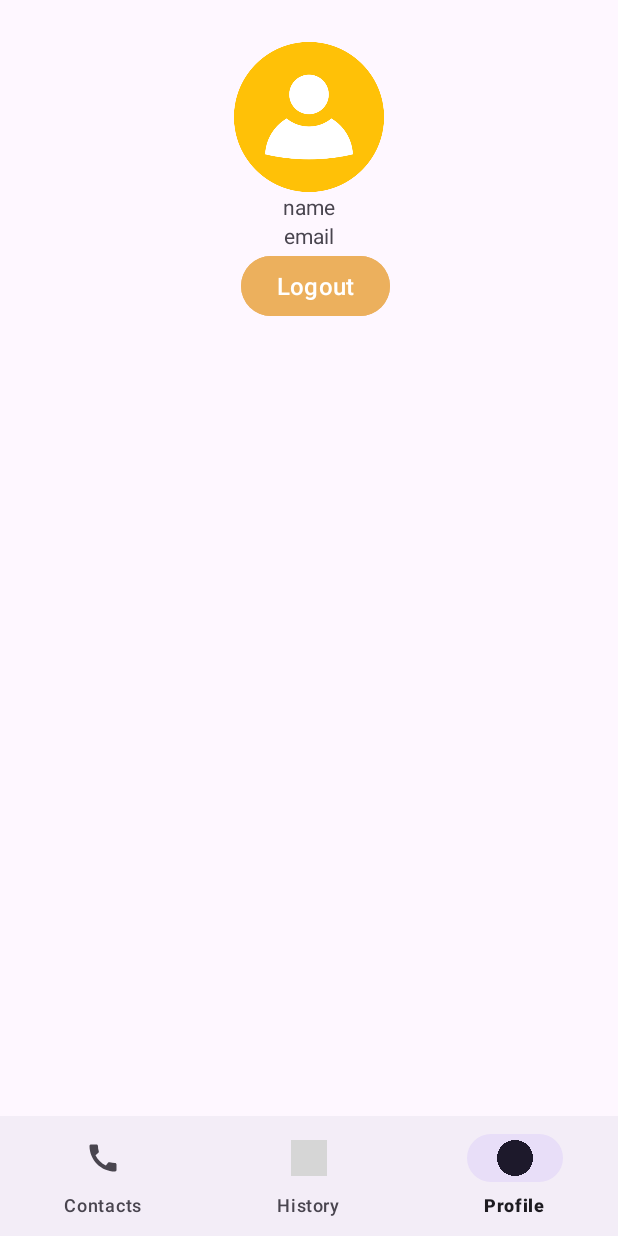
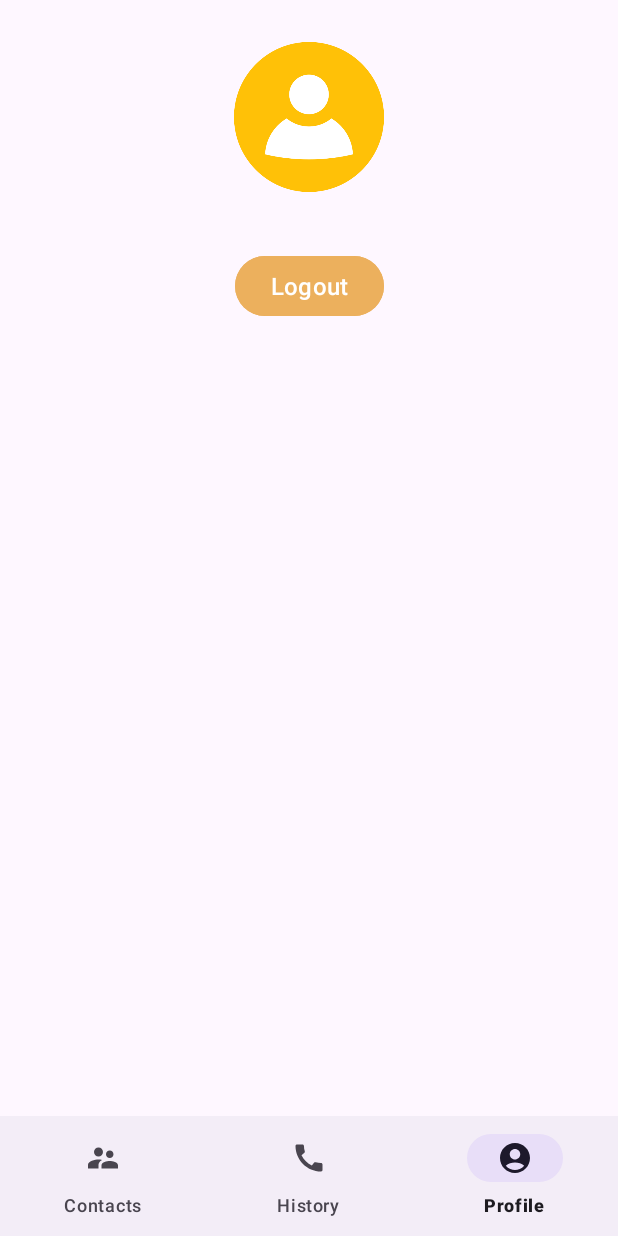
Before and after one commit to christinemalazarte/chitchat, an Android app: the MainActivity screen opened directly, with no data from a screen before it, item 3 of the bottom bar chosen, on a phone screen of 412 x 824 dp. Run offline under Robolectric (Android 15) with nearby library versions, the phone set to English and light mode, and no system bars; our stand-ins replace Firebase (no records; nobody signed in at launch, a user with empty details on screens opened directly); libraries missing offline, so code that uses them is left out: org.webrtc; grey boxes are pictures that could not be loaded.

Commit message:
ui enhancements

```diff
--- a/app/src/main/java/com/app/quickcall/view/CallActivity.java
+++ b/app/src/main/java/com/app/quickcall/view/CallActivity.java
@@ -37,7 +37,7 @@ public class CallActivity extends AppCompatActivity implements MainRepository.Li
 
         if (isCaller) {
             mainRepository.sendCallRequest(contactName,()->{
-                Toast.makeText(this, "couldnt find the target", Toast.LENGTH_SHORT).show();
+                Toast.makeText(this, "Couldn't find the contact", Toast.LENGTH_SHORT).show();
             });
         }
 
--- a/app/src/main/res/layout/fragment_profile.xml
+++ b/app/src/main/res/layout/fragment_profile.xml
@@ -22,6 +22,7 @@
         android:layout_width="wrap_content"
         android:layout_height="wrap_content"
         android:text="name"
+        android:visibility="invisible"
         app:layout_constraintEnd_toEndOf="@+id/imageViewCall"
         app:layout_constraintStart_toStartOf="@+id/imageViewCall"
         app:layout_constraintTop_toBottomOf="@+id/imageViewCall" />
@@ -31,6 +32,7 @@
         android:layout_width="wrap_content"
         android:layout_height="wrap_content"
         android:text="email"
+        android:visibility="invisible"
         app:layout_constraintEnd_toEndOf="@+id/imageViewCall"
         app:layout_constraintStart_toStartOf="@+id/imageViewCall"
         app:layout_constraintTop_toBottomOf="@+id/textView2" />
@@ -39,12 +41,12 @@
         android:id="@+id/btnLogout"
         android:layout_width="wrap_content"
         android:layout_height="wrap_content"
-        android:layout_marginEnd="152dp"
         android:backgroundTint="@color/yellow"
         android:gravity="center"
         android:text="@string/logout"
         android:textSize="16sp"
         app:layout_constraintEnd_toEndOf="parent"
+        app:layout_constraintStart_toStartOf="parent"
         app:layout_constraintTop_toBottomOf="@+id/textView3" />
 
 </androidx.constraintlayout.widget.ConstraintLayout>
--- a/app/src/main/res/menu/menu_main.xml
+++ b/app/src/main/res/menu/menu_main.xml
@@ -2,14 +2,14 @@
 <menu xmlns:android="http://schemas.android.com/apk/res/android">
     <item
         android:id="@+id/nav_home"
-        android:icon="@drawable/ic_accept"
+        android:icon="@drawable/ic_users"
         android:title="Contacts" />
     <item
         android:id="@+id/nav_history"
-        android:icon="@drawable/ic_baseline_call_end_24"
+        android:icon="@drawable/ic_accept"
         android:title="History" />
     <item
         android:id="@+id/nav_profile"
-        android:icon="@drawable/ic_user"
+        android:icon="@drawable/ic_profile"
         android:title="Profile" />
 </menu>
```
